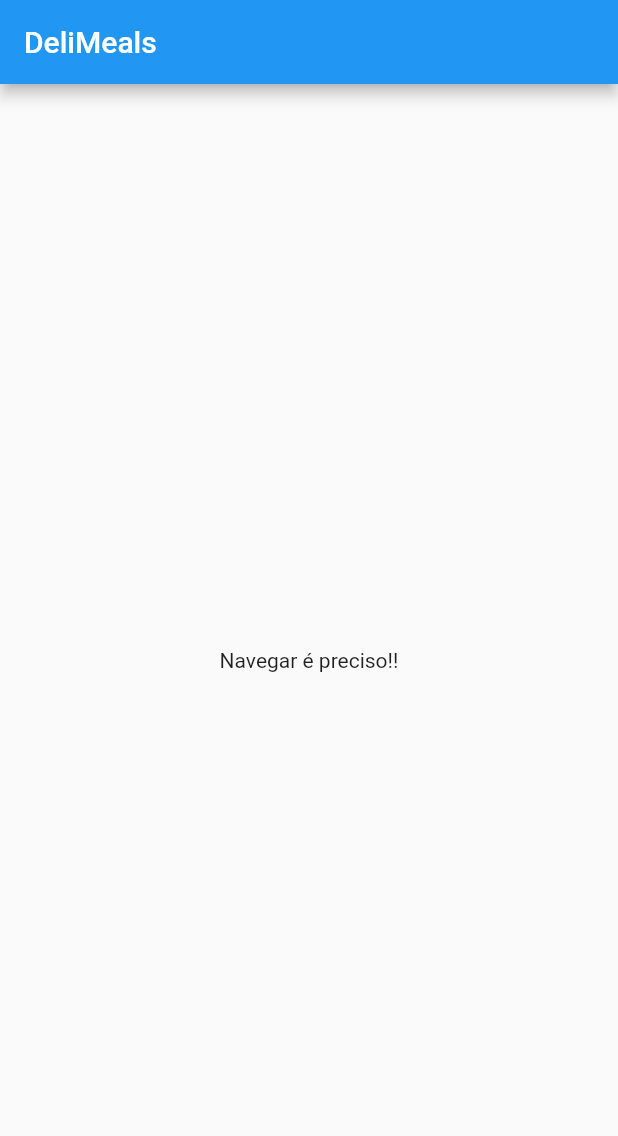
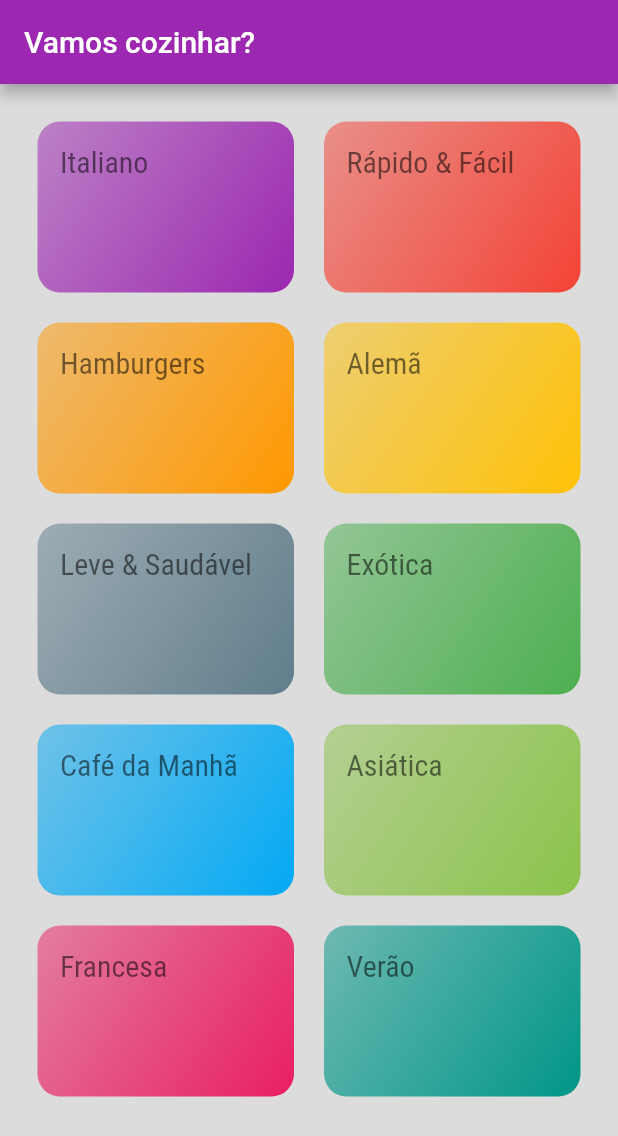
Before and after one commit to rafaeleduardoteixeira/meals_flutter, a Flutter app: the screen it shows after launch, on a phone screen of 412 x 824 dp. Shown: the top 1136 px of the screen. Run offline on Flutter 3.47's test engine with Material 2 defaults, Android fonts, the phone set to English and light mode, and no system bars.

Commit message:
Create a meals screen

```diff
--- /dev/null
+++ b/lib/components/category_component.dart
@@ -0,0 +1,42 @@
+import 'package:flutter/material.dart';
+import '../models/category.dart';
+
+class CategoryComponent extends StatelessWidget {
+  final Category category;
+
+  const CategoryComponent(this.category, key) : super(key: key);
+
+  void _selectCategory(BuildContext context) {
+    Navigator.of(context).pushNamed(
+      '/categories-meals',
+      arguments: category,
+    );
+  }
+
+  @override
+  Widget build(BuildContext context) {
+    return InkWell(
+      onTap: () => _selectCategory(context),
+      borderRadius: BorderRadius.circular(15),
+      splashColor: Colors.grey[500],
+      child: Container(
+        child: Text(
+          category.title,
+          style: Theme.of(context).textTheme.headline1,
+        ),
+        padding: const EdgeInsets.all(15),
+        decoration: BoxDecoration(
+          borderRadius: BorderRadius.circular(15),
+          gradient: LinearGradient(
+            colors: [
+              category.color.withOpacity(0.5),
+              category.color,
+            ],
+            begin: Alignment.topLeft,
+            end: Alignment.bottomRight,
+          ),
+        ),
+      ),
+    );
+  }
+}
--- a/lib/data/dummy_data.dart
+++ b/lib/data/dummy_data.dart
@@ -26,7 +26,7 @@ const DUMMY_CATEGORIES = [
   Category(
     id: 'c5',
     title: 'Leve & Saudável',
-    color: Colors.amber,
+    color: Colors.blueGrey,
   ),
   Category(
     id: 'c6',
--- a/lib/main.dart
+++ b/lib/main.dart
@@ -1,4 +1,6 @@
 import 'package:flutter/material.dart';
+import './screens/categories_screen.dart';
+import './screens/category_meals_screen.dart';
 
 void main() => runApp(MyApp());
 
@@ -8,28 +10,22 @@ class MyApp extends StatelessWidget {
     return MaterialApp(
       title: 'DeliMeals',
       theme: ThemeData(
-        primarySwatch: Colors.blue,
+        canvasColor: const Color.fromRGBO(220, 220, 220, 1),
+        fontFamily: 'Raleway',
+        textTheme: ThemeData.light().textTheme.copyWith(
+              headline1: const TextStyle(
+                fontSize: 20,
+                fontFamily: 'RobotoCondensed',
+                fontWeight: FontWeight.w500,
+              ),
+            ),
+        colorScheme: ColorScheme.fromSwatch(primarySwatch: Colors.purple)
+            .copyWith(secondary: Colors.purpleAccent),
       ),
-      home: MyHomePage(),
+      home: const CategoriesScreen(),
+      routes: {
+        '/categories-meals': (context) => CategoryMeals(),
+      },
     );
   }
 }
-
-class MyHomePage extends StatefulWidget {
-  @override
-  _MyHomePageState createState() => _MyHomePageState();
-}
-
-class _MyHomePageState extends State<MyHomePage> {
-  @override
-  Widget build(BuildContext context) {
-    return Scaffold(
-      appBar: AppBar(
-        title: Text('DeliMeals'),
-      ),
-      body: Center(
-        child: Text('Navegar é preciso!!'),
-      ),
-    );
-  }
-}
--- /dev/null
+++ b/lib/screens/categories_screen.dart
@@ -0,0 +1,33 @@
+import 'package:flutter/material.dart';
+import '../components/category_component.dart';
+import '../data/dummy_data.dart';
+
+class CategoriesScreen extends StatelessWidget {
+  const CategoriesScreen({Key? key}) : super(key: key);
+
+  @override
+  Widget build(BuildContext context) {
+    return Scaffold(
+      appBar: AppBar(
+        title: const Text(
+          'Vamos cozinhar?',
+          style: TextStyle(
+            fontSize: 20,
+          ),
+        ),
+      ),
+      body: GridView(
+        padding: const EdgeInsets.all(25),
+        gridDelegate: const SliverGridDelegateWithMaxCrossAxisExtent(
+          maxCrossAxisExtent: 200,
+          childAspectRatio: 1.5,
+          crossAxisSpacing: 20,
+          mainAxisSpacing: 20,
+        ),
+        children: DUMMY_CATEGORIES.map((category) {
+          return CategoryComponent(category, UniqueKey());
+        }).toList(),
+      ),
+    );
+  }
+}
--- /dev/null
+++ b/lib/screens/category_meals_screen.dart
@@ -0,0 +1,22 @@
+import 'package:flutter/material.dart';
+import 'package:meals_flutter/models/category.dart';
+
+class CategoryMeals extends StatelessWidget {
+  const CategoryMeals([Key? key]) : super(key: key);
+
+  @override
+  Widget build(BuildContext context) {
+    final category = ModalRoute.of(context)?.settings.arguments as Category;
+
+    return Scaffold(
+      appBar: AppBar(
+        title: Text(
+          category.title,
+        ),
+      ),
+      body: Center(
+        child: Text('Receitas'),
+      ),
+    );
+  }
+}
```
Also changed, not shown: pubspec.yaml (+18 -12 lines), assets/fonts/Raleway-Black.ttf (added), assets/fonts/Raleway-Bold.ttf (added), assets/fonts/Raleway-Regular.ttf (added), assets/fonts/RobotoCondensed-Bold.ttf (added), assets/fonts/RobotoCondensed-Italic.ttf (added), assets/fonts/RobotoCondensed-Light.ttf (added), assets/fonts/RobotoCondensed-Regular.ttf (added).
